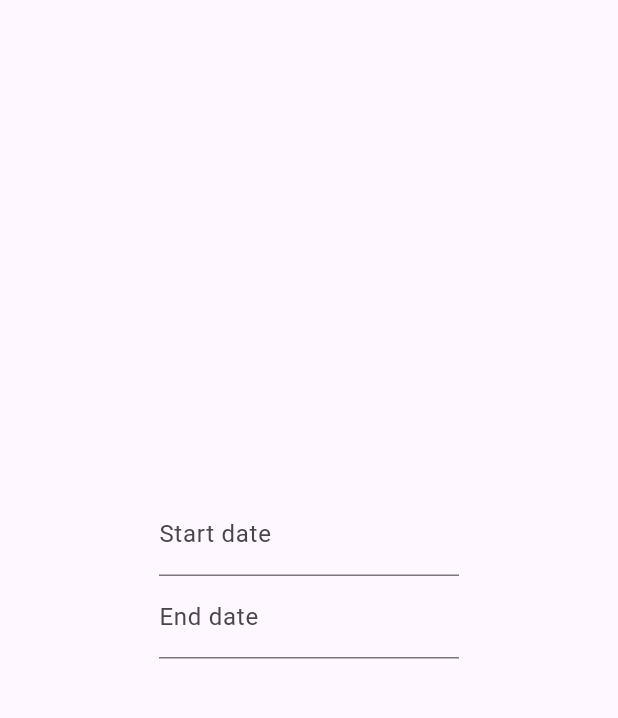
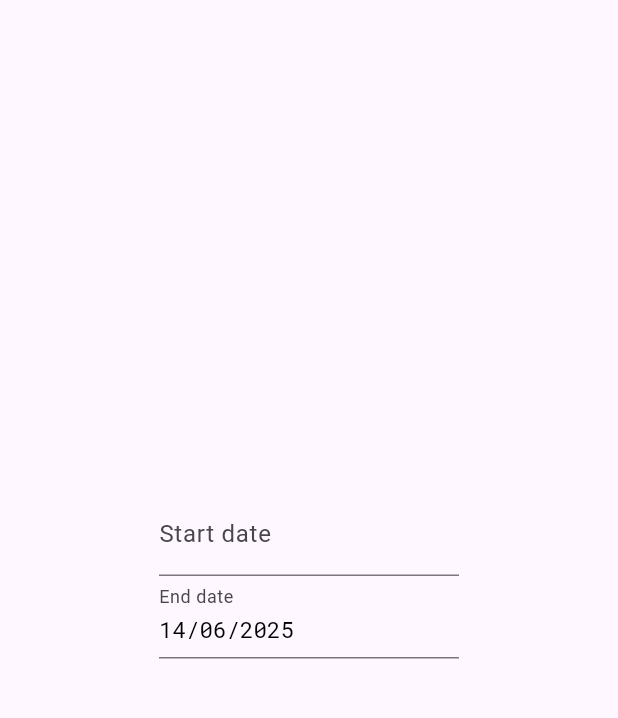
Before and after one commit to Zorgatone/how-old-flutter, a Flutter app: the screen it shows after launch, on a phone screen of 412 x 824 dp, the part 84-802 px from its top. Run offline on Flutter 3.47's test engine with Material 3 defaults, Android fonts, the phone set to English and light mode, and no system bars.

Commit message:
Add support for initialDate in date field

```diff
--- a/lib/pages/home_page.dart
+++ b/lib/pages/home_page.dart
@@ -12,13 +12,22 @@ class HomePage extends StatelessWidget {
         backgroundColor: Theme.of(context).colorScheme.inversePrimary,
         title: const Text(appName),
       ),
-      body: const SafeArea(
+      body: SafeArea(
         child: Center(
           child: Column(
             mainAxisAlignment: MainAxisAlignment.center,
             children: <Widget>[
-              SizedBox(width: 200, child: DateField(labelText: 'Start date')),
-              SizedBox(width: 200, child: DateField(labelText: 'End date')),
+              const SizedBox(
+                width: 200,
+                child: DateField(labelText: 'Start date'),
+              ),
+              SizedBox(
+                width: 200,
+                child: DateField(
+                  labelText: 'End date',
+                  initialDate: DateTime.now(),
+                ),
+              ),
             ],
           ),
         ),
--- a/lib/widgets/date_field.dart
+++ b/lib/widgets/date_field.dart
@@ -1,6 +1,7 @@
 import 'package:flutter/material.dart';
 import 'package:how_old/constants.dart';
-import 'package:how_old/date_mask.dart';
+import 'package:how_old/date_mask.dart' show DateMask;
+import 'package:intl/intl.dart' show DateFormat;
 
 const _inputTextStyle = TextStyle(
   fontFamily: 'RobotoMono',
@@ -12,26 +13,43 @@ const _inputTextStyle = TextStyle(
 );
 
 class DateField extends StatefulWidget {
-  const DateField({super.key, this.labelText});
+  const DateField({super.key, this.labelText, this.initialDate});
 
   final String? labelText;
+  final DateTime? initialDate;
 
   @override
   State<DateField> createState() => _DateFieldState();
 }
 
 class _DateFieldState extends State<DateField> {
-  final _editingController = TextEditingController();
-  final _hintTextStyle = _inputTextStyle.copyWith(color: Colors.black45);
-  final _focusNode = FocusNode();
+  final TextEditingController _editingController;
+  final TextStyle _hintTextStyle;
+  final FocusNode _focusNode;
 
-  var isValid = true;
-  var isFocused = false;
-  var textValue = '';
+  bool isValid;
+  bool isFocused;
+  String textValue;
+
+  _DateFieldState()
+    : textValue = '',
+      _editingController = TextEditingController(text: ''),
+      _hintTextStyle = _inputTextStyle.copyWith(color: Colors.black45),
+      _focusNode = FocusNode(),
+      isValid = true,
+      isFocused = false,
+      super();
 
   @override
   void initState() {
     super.initState();
+
+    final initialDate = widget.initialDate;
+    if (initialDate != null) {
+      final formatter = DateFormat('dd/MM/yyyy');
+      textValue = formatter.format(initialDate);
+      _editingController.text = textValue;
+    }
 
     _focusNode.addListener(() {
       setState(() {
--- a/pubspec.yaml
+++ b/pubspec.yaml
@@ -34,6 +34,7 @@ dependencies:
   # The following adds the Cupertino Icons font to your application.
   # Use with the CupertinoIcons class for iOS style icons.
   cupertino_icons: ^1.0.8
+  intl: ^0.20.2
 
 dev_dependencies:
   flutter_test:
```
Also changed, not shown: pubspec.lock.
